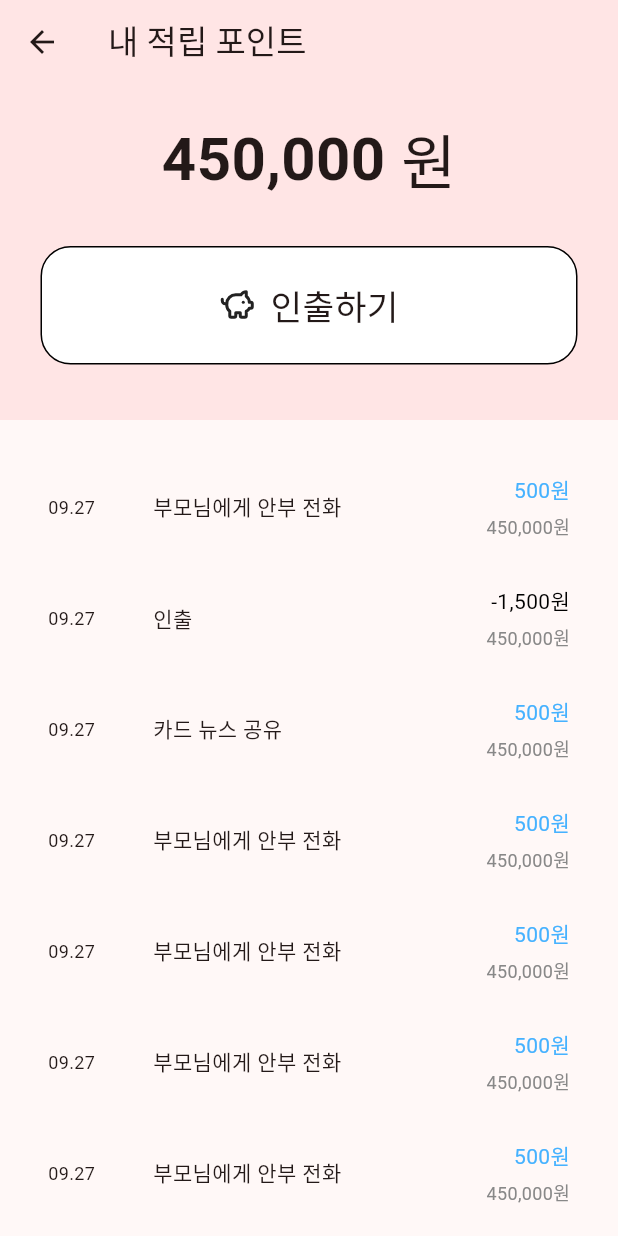
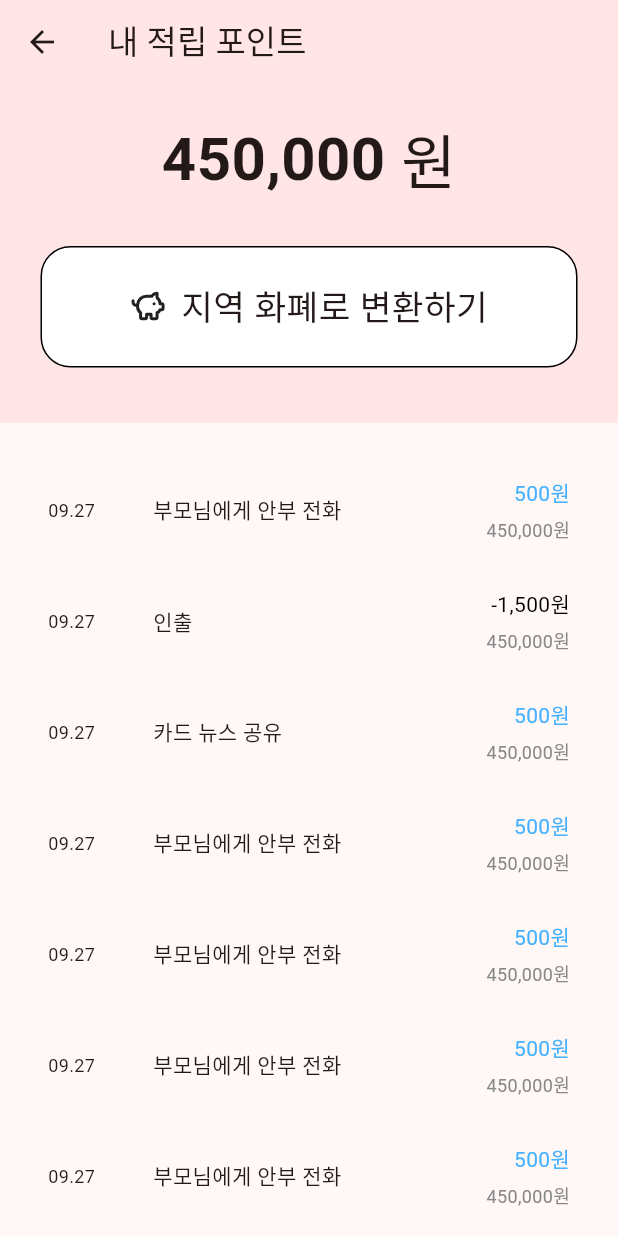
Before and after one commit to kauProjectX/dwph9988-client, a Flutter app: the PointDetailScreen screen opened directly, on a phone screen of 412 x 824 dp. Run offline on Flutter 3.47's test engine with Material 3 defaults, Android fonts, the phone set to English and light mode, and no system bars; our stand-ins replace audioplayers, built_collection, built_value, dio, flutter_svg, get and 3 more; missing offline and left inert: flutter_naver_map, one_of_serializer; Roboto replaces fonts that are missing (Gmarket Sans).

Commit message:
feat: 업데이트

```diff
--- a/lib/screens/point_detail_screen.dart
+++ b/lib/screens/point_detail_screen.dart
@@ -153,7 +153,7 @@ class PointDetailScreen extends StatelessWidget {
               Icon(LucideIcons.piggyBank),
               SizedBox(width: 10),
               Text(
-                "인출하기",
+                "지역 화폐로 변환하기",
                 style: TextStyle(fontSize: 23),
               ),
             ],
```
